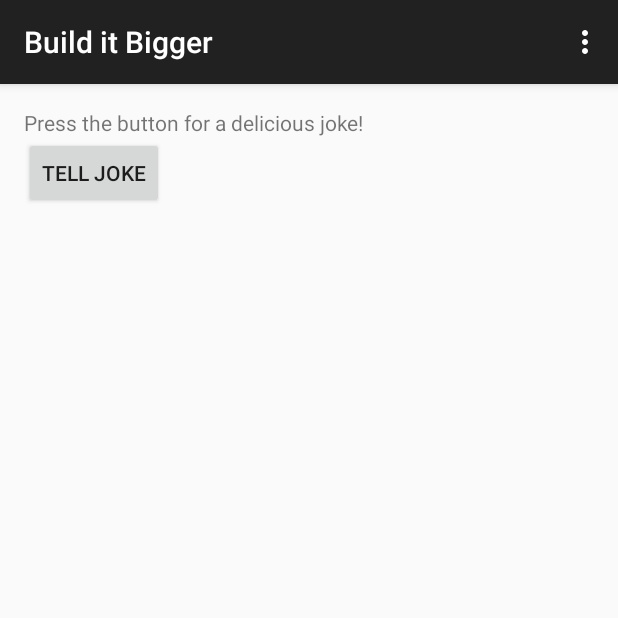
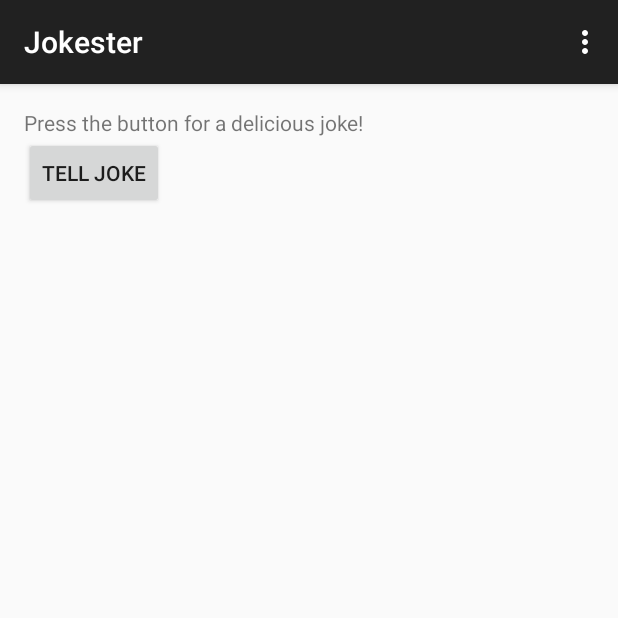
Before and after one commit to jheske/Jokester, an Android app: the screen it shows after launch (MainActivity), on a phone screen of 412 x 824 dp, the top half of it. Run offline under Robolectric (Android 15) with nearby library versions, the phone set to English and light mode, and no system bars; our stand-ins replace AdMob; 3 statements that could not run were skipped.

```diff
--- a/app/src/main/java/com/udacity/gradle/builditbigger/MainActivity.java
+++ b/app/src/main/java/com/udacity/gradle/builditbigger/MainActivity.java
@@ -6,6 +6,7 @@ import android.support.v7.app.AppCompatActivity;
 import android.view.Menu;
 import android.view.MenuItem;
 import android.view.View;
+import android.widget.ProgressBar;
 import android.widget.Toast;
 
 import com.example.jill.jokeactivitylib.JokeActivity;
@@ -14,7 +15,6 @@ import com.example.jill.jokeactivitylib.JokeActivity;
  * <a href="http://d.android.com/tools/testing/testing_android.html">Testing Fundamentals</a>
  * https://developers.google.com/admob/android/interstitial
  * https://github.com/googleads/googleads-mobile-android-examples/tree/master/admob/InterstitialExample
- * https://github.com/bdiegel/android-nano-p4/blob/master/app/src/androidTest/java/com/udacity/gradle/builditbigger/JokeAsyncTaskTest.java
  */
 public class MainActivity extends AppCompatActivity
         implements FetchJokesTask.jokeTaskListener,IAdClosedListener {
@@ -22,12 +22,16 @@ public class MainActivity extends AppCompatActivity
     public String mJoke;
     public final String JOKE_EXTRA = "JOKE_EXTRA";
     private AdHandler mAdHandler;
+    private ProgressBar mProgressSpinner;
 
     //https://developers.google.com/admob/android/interstitial
     @Override
     protected void onCreate(Bundle savedInstanceState) {
         super.onCreate(savedInstanceState);
         setContentView(R.layout.activity_main);
+
+        mProgressSpinner = (ProgressBar)findViewById(R.id.progressBar);
+        mProgressSpinner.setVisibility(View.GONE);
 
         //All flavors have an AdHandler. Free version loads an
         //ad while Paid version provides the event hooks but does nothing.
@@ -62,6 +66,7 @@ public class MainActivity extends AppCompatActivity
     }
 
     public void fetchJokeFromEndpoints(View view) {
+        mProgressSpinner.setVisibility(View.VISIBLE);
         new FetchJokesTask(this).execute();
     }
 
@@ -75,11 +80,14 @@ public class MainActivity extends AppCompatActivity
     @Override
     public void onJokeReceived(String joke) {
         mJoke = joke;
+        //showProgressBar
+        mProgressSpinner.setVisibility(View.GONE);
         mAdHandler.displayInterstitialAd();
     }
 
     @Override
     public void onError() {
+        mProgressSpinner.setVisibility(View.GONE);
         Toast.makeText(this, "Error retrieving joke from Google Endpoint", Toast.LENGTH_SHORT).show();
     }
 
--- /dev/null
+++ b/app/src/main/res/drawable/progress_spinner.xml
@@ -0,0 +1,22 @@
+<?xml version="1.0" encoding="utf-8"?>
+<rotate
+    xmlns:android="http://schemas.android.com/apk/res/android"
+    android:fromDegrees="90"
+    android:pivotX="50%"
+    android:pivotY="50%"
+    android:toDegrees="360">
+
+    <shape
+        android:innerRadiusRatio="3"
+        android:shape="ring"
+        android:thicknessRatio="7.0">
+
+        <gradient
+            android:centerColor="#007DD6"
+            android:endColor="#007DD6"
+            android:startColor="#007DD6"
+            android:angle="0"
+            android:type="sweep"
+            android:useLevel="false" />
+    </shape>
+</rotate>
--- a/app/src/main/res/layout/fragment_main.xml
+++ b/app/src/main/res/layout/fragment_main.xml
@@ -19,9 +19,15 @@
         android:layout_height="wrap_content"
         android:layout_below="@+id/instructions_text_view"
         android:text="@string/button_text"
-        android:onClick="fetchJokeFromEndpoints"
+        android:onClick="fetchJokeFromEndpoints"       />
 
-        />
+    <ProgressBar
+        style="?android:attr/progressBarStyleLarge"
+        android:layout_width="wrap_content"
+        android:layout_height="wrap_content"
+        android:id="@+id/progressBar"
+        android:progressDrawable="@drawable/progress_spinner"
+        android:layout_centerInParent="true"/>
 
     <com.google.android.gms.ads.AdView
         android:id="@+id/adView"
--- a/app/src/main/res/values/strings.xml
+++ b/app/src/main/res/values/strings.xml
@@ -1,5 +1,5 @@
 <resources>
-    <string name="app_name">Build it Bigger</string>
+    <string name="app_name">Jokester</string>
     <string name="instructions">Press the button for a delicious joke!</string>
     <string name="button_text">Tell Joke</string>
     <string name="action_settings">Settings</string>
--- a/jokeactivitylib/src/main/res/values/strings.xml
+++ b/jokeactivitylib/src/main/res/values/strings.xml
@@ -1,4 +1,4 @@
 <resources>
-    <string name="app_name">Joke Activity Lib</string>
+    <string name="app_name">Here\'s Your Joke!</string>
     <string name="joke_text">The joke goes here!</string>
 </resources>
```
Also changed, not shown: app/src/main/java/com/udacity/gradle/builditbigger/FetchJokesTask.java (+13 -7 lines), backend/src/main/java/com/example/jill/myapplication/backend/MyBean.java (deleted, +0 -15 lines), backend/src/main/java/com/example/jill/myapplication/backend/MyEndpoint.java (+5 -6 lines), backend/src/main/java/com/example/jill/myapplication/backend/MyJoke.java (added, +15 -0 lines), build.gradle (+26 -0 lines), jokelib/src/main/java/com/example/JokeTeller.java (+14 -2 lines), jokelib/src/main/java/com/example/Jokes.java (added, +47 -0 lines), 40 other files.
